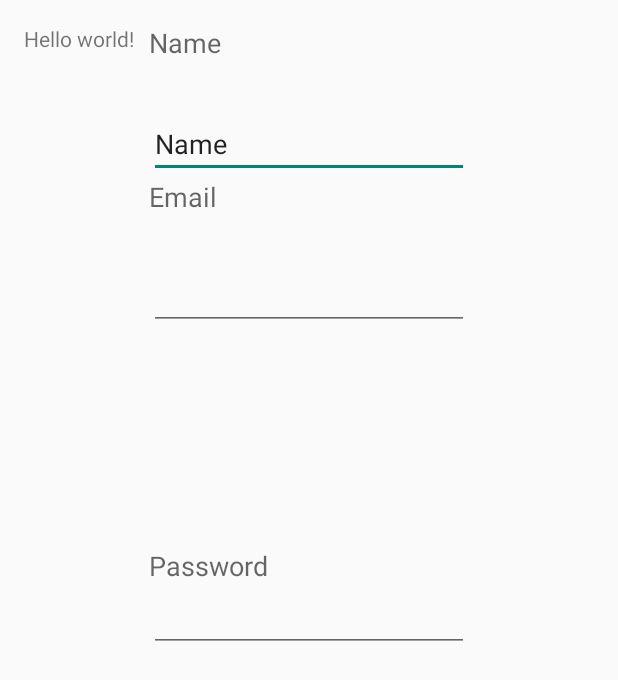
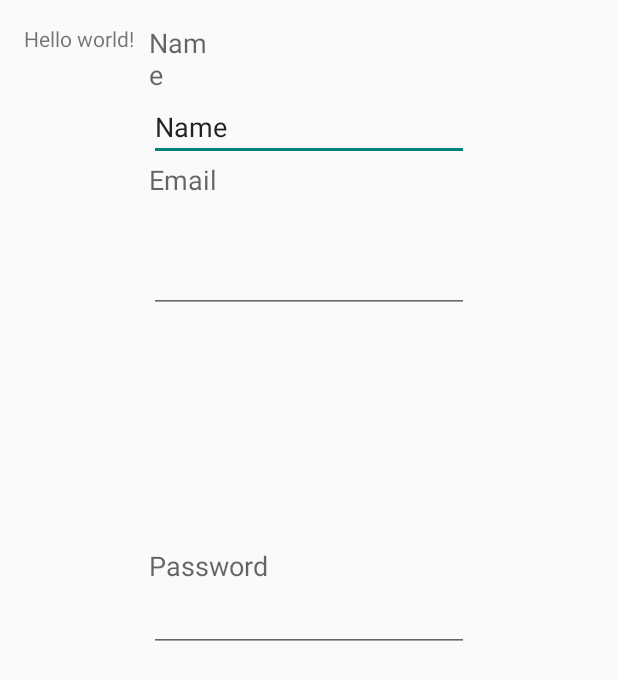
Before and after one commit to goutamvenkat/CS2340-Android, an Android app: the layout activity_login1.xml on its own in the app's theme, with its tools: preview values and no code run, on a phone screen of 412 x 824 dp. Shown: the top 680 px of the screen. Run offline under Robolectric (Android 15) with nearby library versions, the phone set to English and light mode, and no system bars.

Commit message:
changed something

```diff
--- a/Shoppingwithfriends/app/src/main/res/layout/activity_login1.xml
+++ b/Shoppingwithfriends/app/src/main/res/layout/activity_login1.xml
@@ -17,9 +17,9 @@
         android:text="Name"
         android:ems="10"
         android:id="@+id/editText"
-        android:layout_below="@+id/textView2"
-        android:layout_centerHorizontal="true"
-        android:layout_marginTop="38dp" />
+        android:layout_below="@+id/textView3"
+        android:layout_alignLeft="@+id/textView5"
+        android:layout_alignStart="@+id/textView5" />
 
     <EditText
         android:layout_width="wrap_content"
@@ -49,7 +49,9 @@
         android:id="@+id/textView3"
         android:layout_alignTop="@+id/textView2"
         android:layout_alignLeft="@+id/editText"
-        android:layout_alignStart="@+id/editText" />
+        android:layout_alignStart="@+id/editText"
+        android:layout_alignRight="@+id/textView4"
+        android:layout_alignEnd="@+id/textView4" />
 
     <TextView
         android:layout_width="wrap_content"
```
